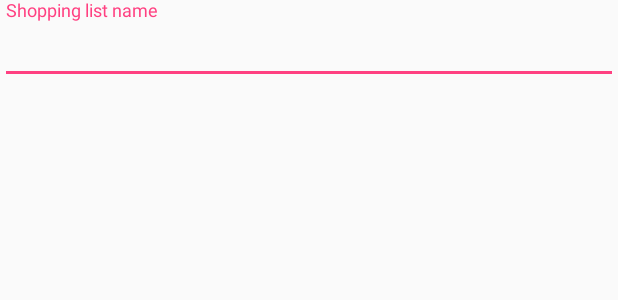
After one commit to KatKot/ShopWithMe, an Android app: the layout dialog_add_shopping_list.xml on its own in the app's theme, with its tools: preview values and no code run, on a phone screen of 412 x 824 dp. The commit adds this screen. Shown: the top 300 px of the screen. Run offline under Robolectric (Android 15) with nearby library versions, the phone set to English and light mode, and no system bars.

Commit message:
added dialog for adding new shopping list

```diff
--- a/app/build.gradle
+++ b/app/build.gradle
@@ -25,6 +25,8 @@ dependencies {
     implementation fileTree(dir: 'libs', include: ['*.jar'])
     implementation 'com.android.support:appcompat-v7:26.1.0'
     implementation 'com.android.support.constraint:constraint-layout:1.1.0'
+    implementation 'com.android.support:recyclerview-v7:26.1.0'
+    implementation 'com.android.support:design:26.1.0'
 
     // retrofit
     implementation 'com.squareup.retrofit2:retrofit:2.2.0'
--- a/app/src/main/AndroidManifest.xml
+++ b/app/src/main/AndroidManifest.xml
@@ -9,7 +9,7 @@
         android:roundIcon="@mipmap/ic_launcher_round"
         android:supportsRtl="true"
         android:theme="@style/AppTheme">
-        <activity android:name=".shoppinglists.MainActivity">
+        <activity android:name=".shoppinglists.view.MainActivity">
             <intent-filter>
                 <action android:name="android.intent.action.MAIN" />
 
--- /dev/null
+++ b/app/src/main/res/layout/dialog_add_shopping_list.xml
@@ -0,0 +1,21 @@
+<?xml version="1.0" encoding="utf-8"?>
+<LinearLayout xmlns:android="http://schemas.android.com/apk/res/android"
+    android:layout_width="match_parent"
+    android:layout_height="match_parent"
+    android:orientation="vertical">
+
+    <android.support.design.widget.TextInputLayout
+        android:id="@+id/shopping_list_name_til"
+        android:layout_width="match_parent"
+        android:layout_height="wrap_content">
+
+        <EditText
+            android:id="@+id/shopping_list_name_et"
+            android:layout_width="match_parent"
+            android:layout_height="wrap_content"
+            android:hint="@string/add_shopping_list_hint"
+            android:inputType="text"
+            android:textAppearance="@style/TextAppearance.AppCompat.Medium" />
+    </android.support.design.widget.TextInputLayout>
+
+</LinearLayout>
--- /dev/null
+++ b/app/src/main/res/values/dimens.xml
@@ -0,0 +1,4 @@
+<?xml version="1.0" encoding="utf-8"?>
+<resources>
+    <dimen name="layout_padding">16dp</dimen>
+</resources>
--- a/app/src/main/res/values/strings.xml
+++ b/app/src/main/res/values/strings.xml
@@ -1,3 +1,9 @@
 <resources>
     <string name="app_name">ShopWithMe</string>
+    <string name="add_shopping_list_hint">Shopping list name</string>
+    <string name="add_new_shopping_list">Add</string>
+    <string name="cancel_adding_new_list">Cancel</string>
+    <string name="add_list_dialog_fragment_tag">add_list</string>
+    <string name="empty_list_name_error">Provide list name</string>
+    <string name="duplicated_list_name_error">List with that name already exists</string>
 </resources>
```
Also changed, not shown: app/src/main/java/com/kotwicka/shopwithme/shoppinglists/MainActivity.java (deleted, +0 -15 lines), app/src/main/java/com/kotwicka/shopwithme/shoppinglists/contract/ShoppingListContract.java (added, +20 -0 lines), app/src/main/java/com/kotwicka/shopwithme/shoppinglists/view/AddNewShoppingListDialog.java (added, +52 -0 lines), app/src/main/java/com/kotwicka/shopwithme/shoppinglists/view/MainActivity.java (added, +78 -0 lines), app/src/main/res/drawable/ic_add.xml (added, +9 -0 lines), app/src/main/res/layout/activity_main.xml (+10 -1 lines).
